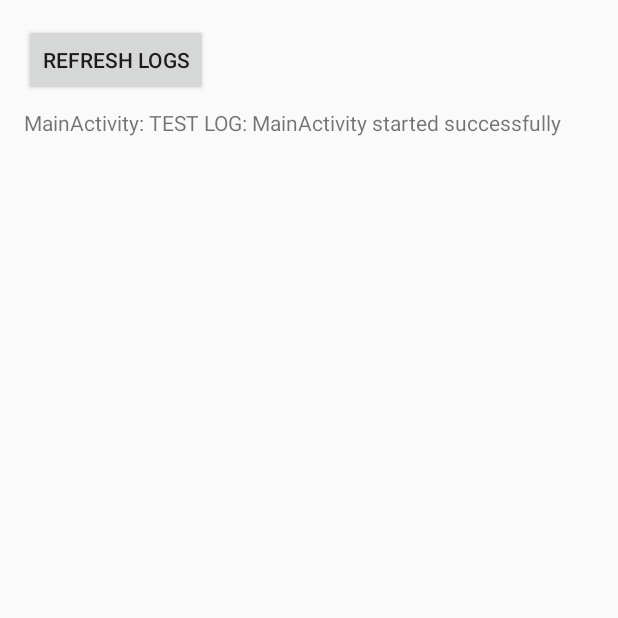
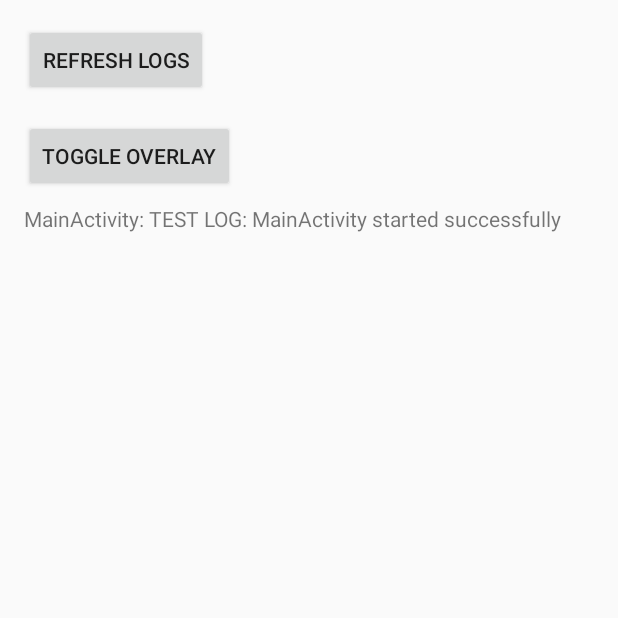
Before and after one commit to jayjchiringz/watu, an Android app: the screen it shows after launch (MainActivity), after a tap on "REFRESH LOGS", on a phone screen of 412 x 824 dp, the top half of it. Run offline under Robolectric (Android 15) with nearby library versions, the phone set to English and light mode, and no system bars.

Commit message:
Overlay and aggressive suppression

```diff
--- a/app/src/main/AndroidManifest.xml
+++ b/app/src/main/AndroidManifest.xml
@@ -2,6 +2,7 @@
 <manifest xmlns:tools="http://schemas.android.com/tools"
     xmlns:android="http://schemas.android.com/apk/res/android">
 
+    <uses-permission android:name="android.permission.SYSTEM_ALERT_WINDOW"/>
     <uses-permission android:name="android.permission.KILL_BACKGROUND_PROCESSES" />
     <uses-permission android:name="android.permission.QUERY_ALL_PACKAGES"
         tools:ignore="QueryAllPackagesPermission" />
--- a/app/src/main/java/com/system/guardian/MainActivity.java
+++ b/app/src/main/java/com/system/guardian/MainActivity.java
@@ -2,17 +2,21 @@ package com.system.guardian;
 
 import android.annotation.SuppressLint;
 import android.app.Activity;
+import android.app.ActivityManager;
 import android.app.admin.DevicePolicyManager;
 import android.content.ComponentName;
+import android.content.Context;
 import android.content.Intent;
+import android.net.Uri;
+import android.os.Build;
 import android.os.Bundle;
+import android.provider.Settings;
 import android.widget.Button;
 import android.widget.TextView;
 
 import java.io.BufferedReader;
 import java.io.InputStreamReader;
 import java.util.List;
-import android.app.ActivityManager;
 
 public class MainActivity extends Activity {
 
@@ -25,24 +29,45 @@ public class MainActivity extends Activity {
 
         logTextView = findViewById(R.id.logTextView);
         Button refreshButton = findViewById(R.id.refreshButton);
+        Button toggleOverlay = findViewById(R.id.toggleOverlay);
 
-        // 🔹 Force a test log entry
         CrashLogger.log(this, "MainActivity", "TEST LOG: MainActivity started successfully");
 
-        // Trigger Device Admin prompt
+        // Prompt overlay permission if needed
+        if (!Settings.canDrawOverlays(this)) {
+            Intent overlayIntent = new Intent(Settings.ACTION_MANAGE_OVERLAY_PERMISSION,
+                    Uri.parse("package:" + getPackageName()));
+            overlayIntent.setFlags(Intent.FLAG_ACTIVITY_NEW_TASK);
+            startActivity(overlayIntent);
+        }
+
+        // Trigger Device Admin prompt if not active
         ComponentName compName = new ComponentName(this, AdminReceiver.class);
-        Intent intent = new Intent(DevicePolicyManager.ACTION_ADD_DEVICE_ADMIN);
-        intent.putExtra(DevicePolicyManager.EXTRA_DEVICE_ADMIN, compName);
-        intent.putExtra(DevicePolicyManager.EXTRA_ADD_EXPLANATION, "Enable admin for secure operations.");
-        startActivityForResult(intent, 1);
+        DevicePolicyManager dpm = (DevicePolicyManager) getSystemService(DEVICE_POLICY_SERVICE);
+        if (!dpm.isAdminActive(compName)) {
+            Intent intent = new Intent(DevicePolicyManager.ACTION_ADD_DEVICE_ADMIN);
+            intent.putExtra(DevicePolicyManager.EXTRA_DEVICE_ADMIN, compName);
+            intent.putExtra(DevicePolicyManager.EXTRA_ADD_EXPLANATION, "Enable admin for secure operations.");
+            startActivityForResult(intent, 1);
+        }
 
         // Load logs on start
         loadLogs();
 
         // Refresh logs
         refreshButton.setOnClickListener(v -> {
-            loadLogs();         // Refresh crashlog.txt display
-            isWatuRunning();    // 🔍 Check if Watu app process is alive
+            loadLogs();
+            isWatuRunning();
+        });
+
+        // Manual overlay test button
+        toggleOverlay.setOnClickListener(v -> {
+            if (Settings.canDrawOverlays(this)) {
+                if (Build.VERSION.SDK_INT >= Build.VERSION_CODES.O) {
+                    OverlayBlocker.show(this);
+                }
+                CrashLogger.log(this, "Overlay", "Overlay manually activated from UI");
+            }
         });
     }
 
@@ -64,21 +89,20 @@ public class MainActivity extends Activity {
         }
     }
 
-    private boolean isWatuRunning() {
-        android.app.ActivityManager am = (android.app.ActivityManager) getSystemService(ACTIVITY_SERVICE);
+    private void isWatuRunning() {
+        ActivityManager am = (ActivityManager) getSystemService(Context.ACTIVITY_SERVICE);
 
         if (am != null) {
-            List<android.app.ActivityManager.RunningAppProcessInfo> processes = am.getRunningAppProcesses();
+            List<ActivityManager.RunningAppProcessInfo> processes = am.getRunningAppProcesses();
 
-            for (android.app.ActivityManager.RunningAppProcessInfo process : processes) {
+            for (ActivityManager.RunningAppProcessInfo process : processes) {
                 if (process.processName.equals("com.watuke.app")) {
                     CrashLogger.log(this, "ProcessCheck", "✅ Watu app process is RUNNING");
-                    return true;
+                    return;
                 }
             }
         }
 
         CrashLogger.log(this, "ProcessCheck", "❌ Watu app process is NOT running");
-        return false;
     }
 }
--- a/app/src/main/res/layout/activity_main.xml
+++ b/app/src/main/res/layout/activity_main.xml
@@ -1,5 +1,6 @@
 <?xml version="1.0" encoding="utf-8"?>
 <ScrollView xmlns:android="http://schemas.android.com/apk/res/android"
+    xmlns:tools="http://schemas.android.com/tools"
     android:layout_width="match_parent"
     android:layout_height="match_parent">
 
@@ -13,7 +14,16 @@
             android:id="@+id/refreshButton"
             android:layout_width="wrap_content"
             android:layout_height="wrap_content"
-            android:text="Refresh Logs" />
+            android:text="Refresh Logs"
+            tools:ignore="HardcodedText" />
+
+        <Button
+            android:id="@+id/toggleOverlay"
+            android:layout_width="wrap_content"
+            android:layout_height="wrap_content"
+            android:text="Toggle Overlay"
+            android:layout_marginTop="16dp"
+            tools:ignore="HardcodedText" />
 
         <TextView
             android:id="@+id/logTextView"
```
Also changed, not shown: app/src/main/java/com/system/guardian/InterceptorService.java (+62 -2 lines), app/src/main/java/com/system/guardian/OverlayBlocker.java (added, +47 -0 lines), 38 other files.
